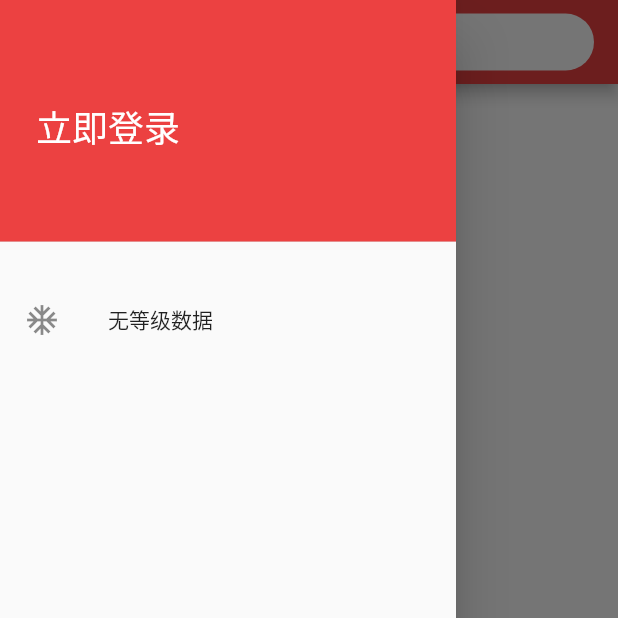
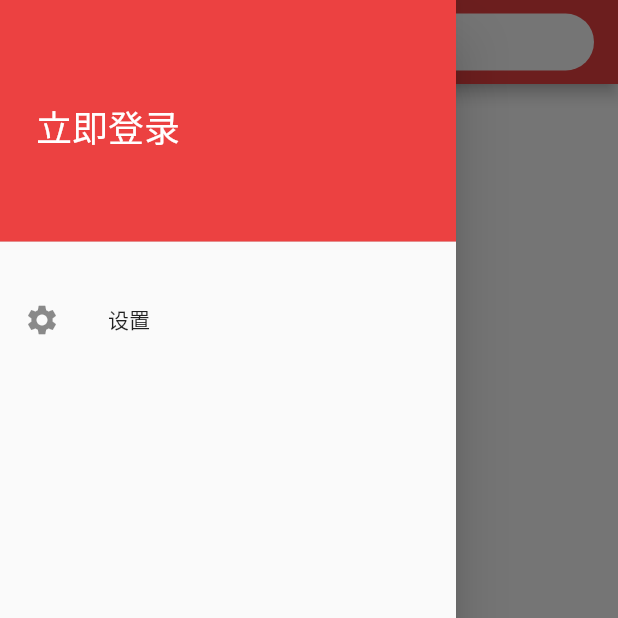
Before and after one commit to ncatch/CloudMusic-Flutter, a Flutter app: the screen it shows after launch, with the side drawer open, on a phone screen of 412 x 824 dp, the top half of it. Run offline on Flutter 3.47's test engine with Material 2 defaults, Android fonts, the phone set to English and light mode, and no system bars; our stand-ins replace audioplayers, bot_toast, cookie_jar, dio, dio_cookie_manager, flutter_swiper and 3 more; missing offline and left inert: flutter_displaymode, volume_controller; network calls fail.

Commit message:
feat: 高刷模块改为组件

```diff
--- /dev/null
+++ b/lib/components/Base/HeightRefresh.dart
@@ -0,0 +1,48 @@
+/*
+ * @Description:
+ * @Author: nocatch
+ * @Date: 2021-05-19 22:21:01
+ * @LastEditTime: 2021-05-21 17:50:58
+ * @LastEditors: Walker
+ */
+
+import 'package:cloudmusic_flutter/libs/config.dart';
+import 'package:cloudmusic_flutter/store/SystemInfo.dart';
+import 'package:flutter/material.dart';
+import 'package:flutter_displaymode/flutter_displaymode.dart';
+import 'package:provider/provider.dart';
+
+class HeightRefresh extends StatelessWidget {
+  Widget child;
+
+  bool isInit = false;
+
+  HeightRefresh({Key? key, required this.child});
+
+  init(SystemInfo systemInfo) {
+    refreshRateInit(systemInfo.currDisplayMode);
+
+    isInit = true;
+  }
+
+  refreshRateInit([DisplayMode? mode]) {
+    if (isMobile) {
+      if (mode != null) {
+        FlutterDisplayMode.setPreferredMode(mode);
+      } else {
+        FlutterDisplayMode.setHighRefreshRate(); // 设置最高刷新率 最高分辨率
+      }
+    }
+  }
+
+  @protected
+  Widget build(BuildContext context) {
+    var systemInfo = Provider.of<SystemInfo>(context);
+
+    if (!isInit) {
+      init(systemInfo);
+    }
+
+    return child;
+  }
+}
--- a/lib/components/Base/RefreshRate.dart
+++ /dev/null
@@ -1,28 +0,0 @@
-/*
- * @Description:
- * @Author: nocatch
- * @Date: 2021-05-19 22:21:01
- * @LastEditTime: 2021-05-19 22:32:25
- * @LastEditors: Walker
- */
-
-import 'package:cloudmusic_flutter/libs/config.dart';
-import 'package:flutter_displaymode/flutter_displaymode.dart';
-
-class RefreshRate {
-  bool isInit = false;
-
-  refreshRateInit([DisplayMode? mode]) {
-    if (!isInit) {
-      if (isMobile) {
-        if (mode != null) {
-          FlutterDisplayMode.setPreferredMode(mode);
-        } else {
-          FlutterDisplayMode.setHighRefreshRate(); // 设置最高刷新率 最高分辨率
-        }
-      }
-
-      isInit = true;
-    }
-  }
-}
--- a/lib/components/DrawerMenu.dart
+++ b/lib/components/DrawerMenu.dart
@@ -2,7 +2,7 @@
  * @Description:
  * @Author: Walker
  * @Date: 2021-04-01 14:05:41
- * @LastEditTime: 2021-05-07 10:09:57
+ * @LastEditTime: 2021-05-21 17:34:49
  * @LastEditors: Walker
  */
 import 'package:cloudmusic_flutter/store/User.dart';
@@ -22,6 +22,10 @@ class DrawerMenu extends StatefulWidget {
 class DrawerMenuState extends State<DrawerMenu> {
   toLogin() {
     Navigator.pushNamed(context, '/login');
+  }
+
+  toSetting() {
+    Navigator.pushNamed(context, '/setting');
   }
 
   exitLogin(User userStore) {
@@ -91,12 +95,9 @@ class DrawerMenuState extends State<DrawerMenu> {
                 )
               : Text(''),
           ListTile(
-            leading: Icon(Icons.ac_unit),
-            title: Text(
-              userStore.levelInfo != null
-                  ? userStore.levelInfo.toString()
-                  : '无等级数据',
-            ),
+            leading: Icon(Icons.settings),
+            title: Text('设置'),
+            onTap: toSetting,
           )
         ],
       ),
--- a/lib/components/Lyric.dart
+++ b/lib/components/Lyric.dart
@@ -2,7 +2,7 @@
  * @Description: 歌词组件
  * @Author: Walker
  * @Date: 2021-04-30 15:26:08
- * @LastEditTime: 2021-05-20 17:45:34
+ * @LastEditTime: 2021-05-21 17:25:36
  * @LastEditors: Walker
  */
 
--- a/lib/libs/routes.dart
+++ b/lib/libs/routes.dart
@@ -2,7 +2,7 @@
  * @Description:
  * @Author: Walker
  * @Date: 2021-04-08 10:34:13
- * @LastEditTime: 2021-05-13 13:45:26
+ * @LastEditTime: 2021-05-21 17:20:29
  * @LastEditors: Walker
  */
 
@@ -11,9 +11,11 @@ import 'package:flutter/cupertino.dart';
 
 import '../components/SearchPage.dart';
 import '../pages/login.dart';
+import '../pages/setting.dart';
 
 var routes = <String, WidgetBuilder>{
   '/search': (BuildContext context) => SearchPage(),
   '/login': (BuildContext context) => Login(),
   '/playList': (BuildContext context) => PlayList(),
+  '/setting': (BuildContext context) => Setting(),
 };
--- a/lib/pages/homePage/discover.dart
+++ b/lib/pages/homePage/discover.dart
@@ -2,11 +2,11 @@
  * @Description:
  * @Author: Walker
  * @Date: 2021-04-01 14:05:41
- * @LastEditTime: 2021-05-20 16:49:02
+ * @LastEditTime: 2021-05-21 17:45:40
  * @LastEditors: Walker
  */
 import 'package:bot_toast/bot_toast.dart';
-import 'package:cloudmusic_flutter/components/Base/RefreshRate.dart';
+import 'package:cloudmusic_flutter/components/Base/HeightRefresh.dart';
 import 'package:cloudmusic_flutter/components/SongList.dart';
 import 'package:cloudmusic_flutter/components/SongListMusic.dart';
 import 'package:cloudmusic_flutter/libs/config.dart';
@@ -32,7 +32,7 @@ class Discover extends StatefulWidget {
   State<StatefulWidget> createState() => DiscoverState();
 }
 
-class DiscoverState extends State<Discover> with RefreshRate {
+class DiscoverState extends State<Discover> {
   List<Widget> homeModel = [];
   List<dynamic> homeData = [];
 
@@ -87,8 +87,6 @@ class DiscoverState extends State<Discover> with RefreshRate {
 
   @override
   Widget build(BuildContext context) {
-    super.refreshRateInit();
-
     List<Widget> tmp = [];
 
     if (homeData.length > 0) {
@@ -101,7 +99,8 @@ class DiscoverState extends State<Discover> with RefreshRate {
       tmp.insert(1, DiscoverMenu());
     }
 
-    return RefreshIndicator(
+    return HeightRefresh(
+      child: RefreshIndicator(
         color: primaryColor,
         onRefresh: () async {
           return refreshHomeData();
@@ -109,6 +108,7 @@ class DiscoverState extends State<Discover> with RefreshRate {
         child: ListView(
           children: tmp,
         ),
+      ),
     );
   }
 }
```
Also changed, not shown: lib/pages/commentList.dart (+8 -8 lines), lib/pages/homePage/blogs.dart (+3 -53 lines), lib/pages/playList/index.dart (+22 -15 lines), lib/pages/setting.dart (added, +84 -0 lines), lib/pages/userInfo.dart (+29 -9 lines), lib/services/songList.dart (+14 -1 lines). Lines whose indentation alone changed are shown as unchanged.
